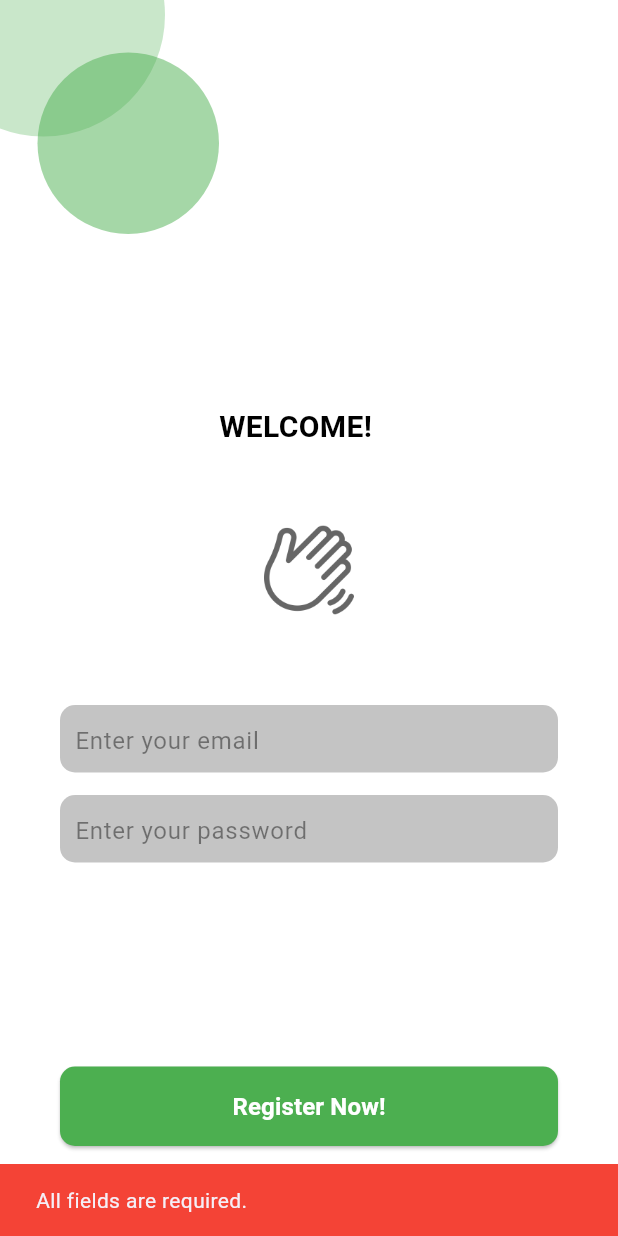
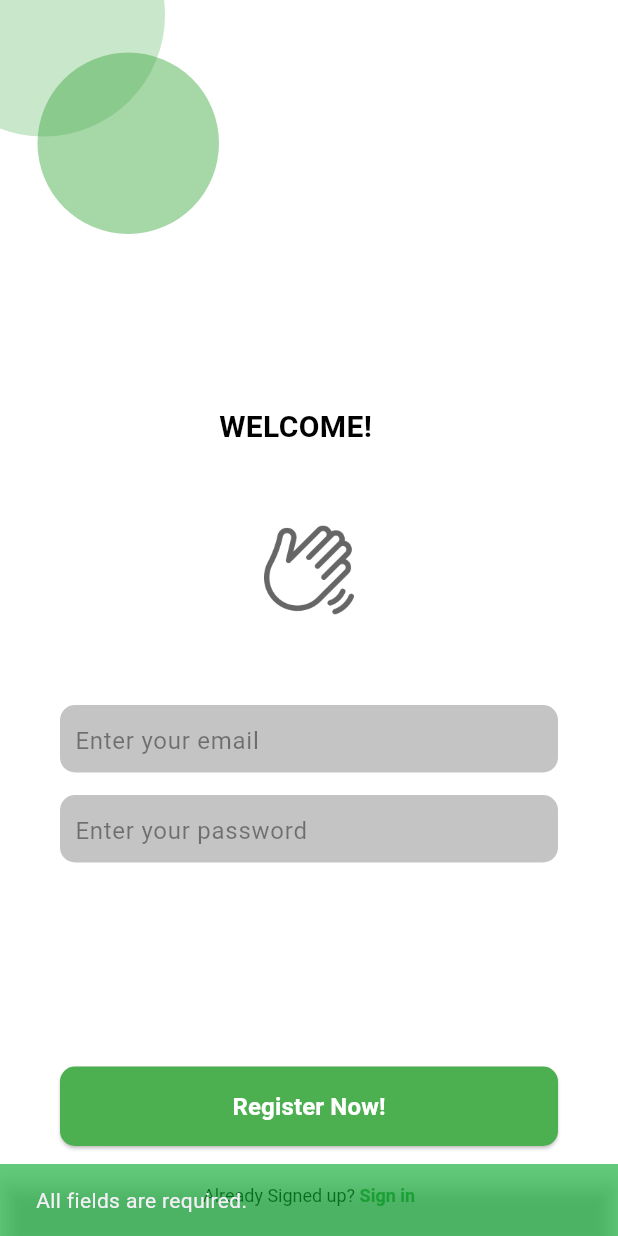
Before and after one commit to Medhani-Premathilaka/smart_learning, a Flutter app: the screen it shows after launch, after a tap on "Register Now!", on a phone screen of 412 x 824 dp. Run offline on Flutter 3.47's test engine with Material 3 defaults, Android fonts, the phone set to English and light mode, and no system bars; our stand-ins replace cloud_firestore, firebase_auth, firebase_core, flutter_svg; missing offline and left inert: firebase_app_check; accounts and stored records are empty.

Commit message:
color changed

```diff
--- a/slearning/lib/screens/login.dart
+++ b/slearning/lib/screens/login.dart
@@ -245,7 +245,7 @@ class _LoginState extends State<Login> {
         ScaffoldMessenger.of(context).showSnackBar(
           const SnackBar(
             content: Text("Successfully Logged in! Welcome!"),
-            backgroundColor: Color.fromRGBO(00, 00, 00, 0.0),
+            backgroundColor: Color.fromRGBO(00, 00, 00, 0.8),
           ),
         );
 
--- a/slearning/lib/screens/register.dart
+++ b/slearning/lib/screens/register.dart
@@ -217,7 +217,7 @@ class _RegisterState extends State<Register> {
       ScaffoldMessenger.of(context).showSnackBar(
         SnackBar(
           content: Text("All fields are required."),
-          backgroundColor: Colors.red,
+          backgroundColor: Color.fromARGB(159, 10, 174, 49),
         ),
       );
       return;
@@ -231,7 +231,7 @@ class _RegisterState extends State<Register> {
         ScaffoldMessenger.of(context).showSnackBar(
           SnackBar(
             content: Text("Registration Successful! Welcome, $email."),
-            backgroundColor: Colors.green,
+            backgroundColor: Color.fromRGBO(00, 00, 00, 0.8),
           ),
         );
 
@@ -246,7 +246,7 @@ class _RegisterState extends State<Register> {
       ScaffoldMessenger.of(context).showSnackBar(
         SnackBar(
           content: Text("Error: ${e.toString()}"),
-          backgroundColor: Colors.red,
+          backgroundColor: Color.fromARGB(159, 10, 174, 49),
         ),
       );
     }
```
